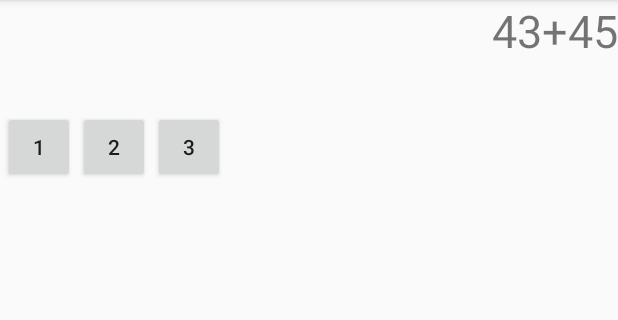
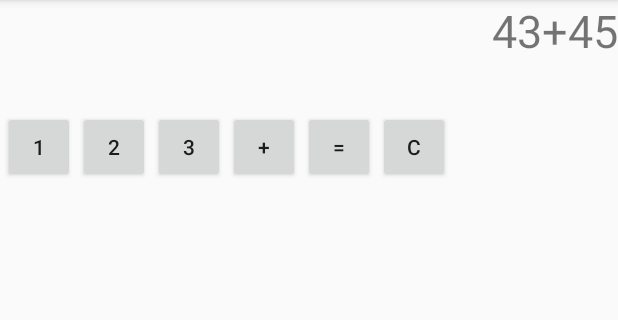
Before and after one commit to rgdroid/CalculatorDemo, an Android app: the screen it shows after launch (MainActivity), on a phone screen of 412 x 824 dp, the part 84-404 px from its top. Run offline under Robolectric (Android 15) with nearby library versions, the phone set to English and light mode, and no system bars.

Commit message:
buttons +,C,= are displayed in textview (no calculations)

```diff
--- a/app/src/main/java/com/example/ronny/calculatordemo/MainActivity.java
+++ b/app/src/main/java/com/example/ronny/calculatordemo/MainActivity.java
@@ -14,6 +14,9 @@ public class MainActivity extends AppCompatActivity {
     private Button btn_one;
     private Button btn_two;
     private Button btn_three;
+    private Button btn_plus;
+    private Button btn_equal;
+    private Button btn_clear;
 
     @Override
     protected void onCreate(Bundle savedInstanceState) {
@@ -48,6 +51,36 @@ public class MainActivity extends AppCompatActivity {
                 tv_display_main.setText(mResultString);
             }
         });
+
+        btn_plus = (Button) findViewById(R.id.btn_plus);
+        btn_plus.setOnClickListener(new View.OnClickListener() {
+            @Override
+            public void onClick(View view) {
+                mResultString += "+";
+                tv_display_main.setText(mResultString);
+            }
+        });
+
+        btn_equal = (Button) findViewById(R.id.btn_equal);
+        btn_equal.setOnClickListener(new View.OnClickListener() {
+            @Override
+            public void onClick(View view) {
+                mResultString = "Berechnung kommt noch....";
+                tv_display_main.setText(mResultString);
+                mResultString = "";
+            }
+        });
+
+        btn_clear = (Button) findViewById(R.id.btn_clear);
+        btn_clear.setOnClickListener(new View.OnClickListener() {
+            @Override
+            public void onClick(View view) {
+                if (mResultString.length() > 0) {
+                    mResultString = mResultString.substring(0, mResultString.length() - 1);
+                }
+                tv_display_main.setText(mResultString);
+            }
+        });
     }
 
 
--- a/app/src/main/res/layout/activity_main.xml
+++ b/app/src/main/res/layout/activity_main.xml
@@ -30,7 +30,7 @@
         android:layout_margin="2dp"
         android:text="1"
         app:layout_constraintLeft_toLeftOf="@id/scv_display"
-        app:layout_constraintTop_toBottomOf="@id/scv_display"/>
+        app:layout_constraintTop_toBottomOf="@id/scv_display" />
 
     <Button
         android:id="@+id/btn_number_two"
@@ -39,7 +39,7 @@
         android:layout_margin="2dp"
         android:text="2"
         app:layout_constraintLeft_toRightOf="@id/btn_number_one"
-        app:layout_constraintTop_toBottomOf="@id/scv_display"/>
+        app:layout_constraintTop_toBottomOf="@id/scv_display" />
 
     <Button
         android:id="@+id/btn_number_three"
@@ -48,8 +48,34 @@
         android:layout_margin="2dp"
         android:text="3"
         app:layout_constraintLeft_toRightOf="@id/btn_number_two"
-        app:layout_constraintTop_toBottomOf="@id/scv_display"/>
-    />
+        app:layout_constraintTop_toBottomOf="@id/scv_display" />
+
+    <Button
+        android:id="@+id/btn_plus"
+        android:layout_width="48dp"
+        android:layout_height="48dp"
+        android:layout_margin="2dp"
+        android:text="+"
+        app:layout_constraintLeft_toRightOf="@id/btn_number_three"
+        app:layout_constraintTop_toBottomOf="@id/scv_display" />
+
+    <Button
+        android:id="@+id/btn_equal"
+        android:layout_width="48dp"
+        android:layout_height="48dp"
+        android:layout_margin="2dp"
+        android:text="="
+        app:layout_constraintLeft_toRightOf="@id/btn_plus"
+        app:layout_constraintTop_toBottomOf="@id/scv_display" />
+
+    <Button
+        android:id="@+id/btn_clear"
+        android:layout_width="48dp"
+        android:layout_height="48dp"
+        android:layout_margin="2dp"
+        android:text="C"
+        app:layout_constraintLeft_toRightOf="@id/btn_equal"
+        app:layout_constraintTop_toBottomOf="@id/scv_display" />
 
 
 </android.support.constraint.ConstraintLayout>
```
